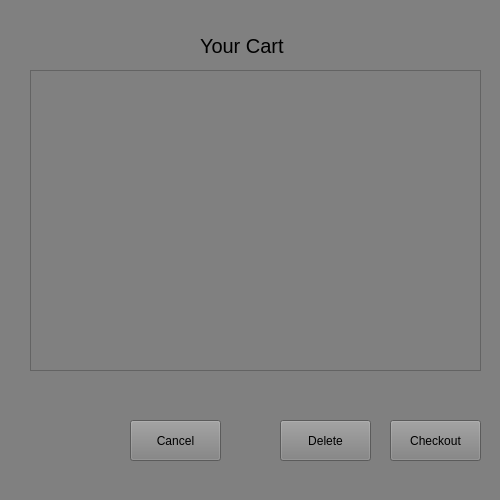
Qt form cartwindow.ui (BeanDx/zoo-shop-qt-coursework) before a commit.
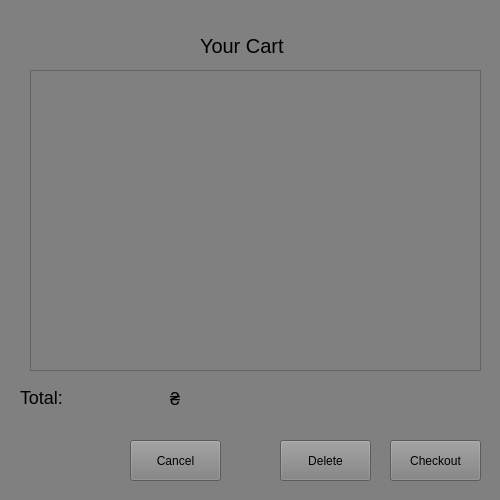
The same form after that commit.

Commit message: Added calculation of the order amount in the cart window

```diff
--- a/cartwindow.ui
+++ b/cartwindow.ui
@@ -48,7 +48,7 @@
    <property name="geometry">
     <rect>
      <x>130</x>
-     <y>420</y>
+     <y>440</y>
      <width>91</width>
      <height>41</height>
     </rect>
@@ -61,7 +61,7 @@
    <property name="geometry">
     <rect>
      <x>280</x>
-     <y>420</y>
+     <y>440</y>
      <width>91</width>
      <height>41</height>
     </rect>
@@ -74,7 +74,7 @@
    <property name="geometry">
     <rect>
      <x>390</x>
-     <y>420</y>
+     <y>440</y>
      <width>91</width>
      <height>41</height>
     </rect>
@@ -93,6 +93,57 @@
     </rect>
    </property>
   </widget>
+  <widget class="QLabel" name="label_2">
+   <property name="geometry">
+    <rect>
+     <x>20</x>
+     <y>389</y>
+     <width>51</width>
+     <height>16</height>
+    </rect>
+   </property>
+   <property name="styleSheet">
+    <string notr="true">font-size: 18px
+</string>
+   </property>
+   <property name="text">
+    <string>Total:</string>
+   </property>
+  </widget>
+  <widget class="QLabel" name="total_sum">
+   <property name="geometry">
+    <rect>
+     <x>73</x>
+     <y>390</y>
+     <width>91</width>
+     <height>16</height>
+    </rect>
+   </property>
+   <property name="styleSheet">
+    <string notr="true">font-size: 18px
+</string>
+   </property>
+   <property name="text">
+    <string>&lt;sum&gt;</string>
+   </property>
+  </widget>
+  <widget class="QLabel" name="label_4">
+   <property name="geometry">
+    <rect>
+     <x>170</x>
+     <y>390</y>
+     <width>16</width>
+     <height>16</height>
+    </rect>
+   </property>
+   <property name="styleSheet">
+    <string notr="true">font-size: 18px
+</string>
+   </property>
+   <property name="text">
+    <string>₴</string>
+   </property>
+  </widget>
  </widget>
  <resources/>
  <connections/>
```
The commit also changes 2 other files.
